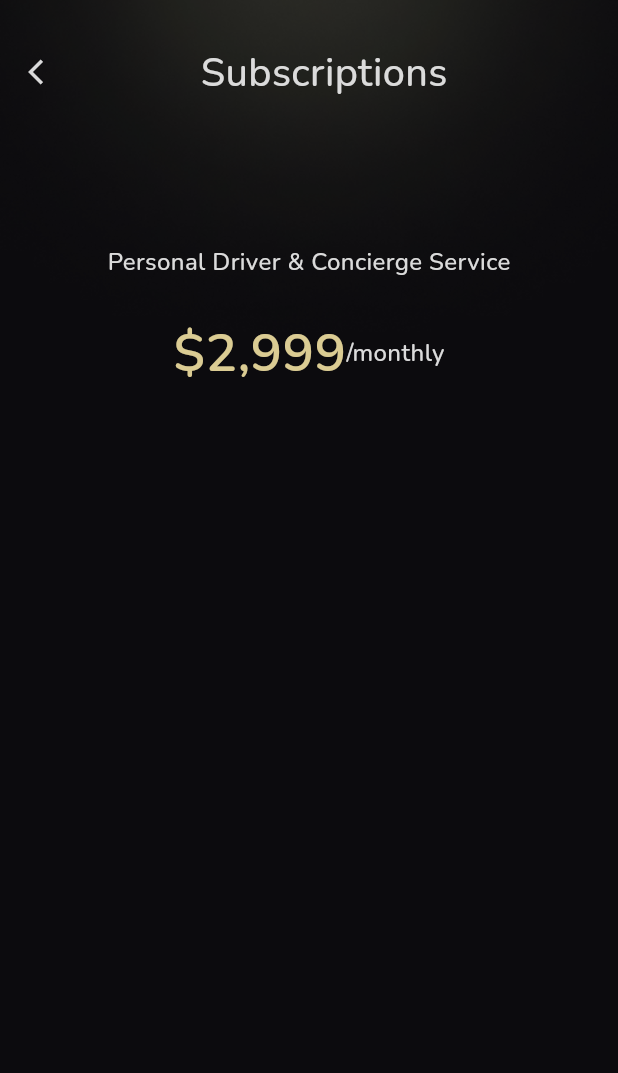
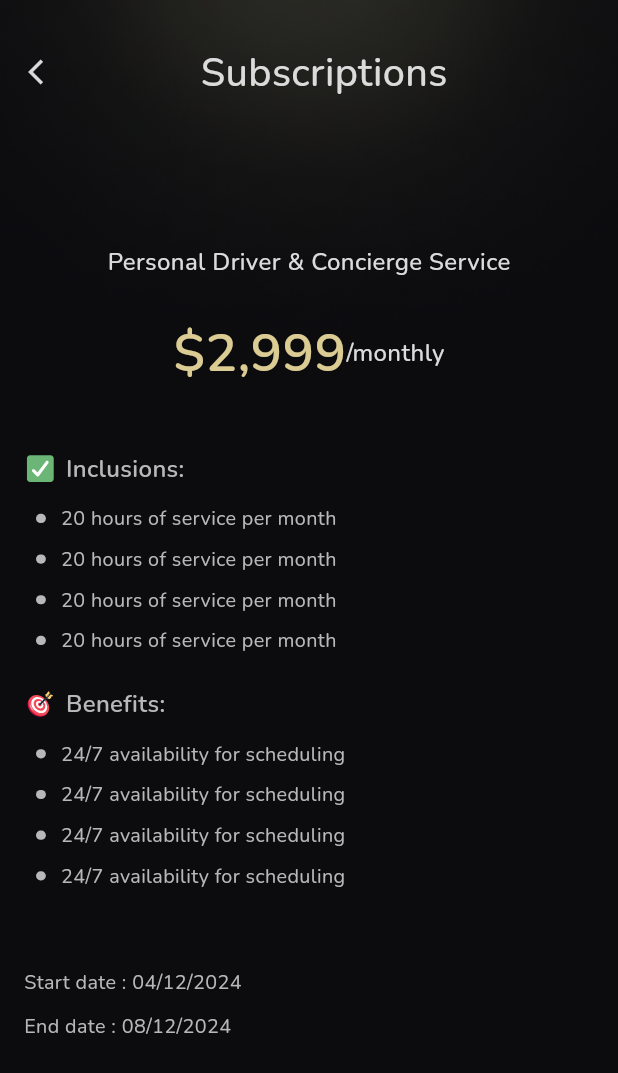
Before and after one commit to bdCalling-Sdt-hub/askjondavid-app, a Flutter app: the Subscription screen opened by its route, on a phone screen of 412 x 824 dp. Shown: the top 1073 px of the screen. Run offline on Flutter 3.47's test engine with Material 3 defaults, Android fonts, the light colour scheme and no system bars; our stand-ins replace cached_network_image, connectivity_plus, eva_icons_flutter, flutter_rating_bar, flutter_screenutil, flutter_svg and 8 more; accounts and stored records are empty.

Commit message:
subscription page is doen

```diff
--- a/lib/Utils/AppImg/app_img.dart
+++ b/lib/Utils/AppImg/app_img.dart
@@ -50,4 +50,6 @@ class AppImages {
   static const String subscription = "$basePath/profile/subs_cription.svg";
   static const String setting = "$basePath/profile/settings.svg";
   static const String logout = "$basePath/profile/logout.svg";
+  static const String inclusion = "$basePath/profile/inclusion.svg";
+  static const String benifit = "$basePath/profile/benifit.svg";
 }
--- a/lib/view/module/customer/profile/subscription.dart
+++ b/lib/view/module/customer/profile/subscription.dart
@@ -5,6 +5,7 @@ import 'package:luxury_car_service/Global/widgets/custom_app_bar.dart';
 import 'package:luxury_car_service/Utils/AppColors/app_colors.dart';
 import 'package:luxury_car_service/Utils/AppImg/app_img.dart';
 import 'package:luxury_car_service/Utils/Texts/text_style.dart';
+import 'package:luxury_car_service/view/module/customer/home/home_widget/svg_picture.dart';
 import 'package:luxury_car_service/view/widgets/custom_sizedbox/custom_sizedbox.dart';
 
 class Subscription extends StatelessWidget {
@@ -22,6 +23,7 @@ class Subscription extends StatelessWidget {
                   image: AssetImage(AppImages.backgroundImage),
                   fit: BoxFit.cover)),
           child: Column(
+            crossAxisAlignment: CrossAxisAlignment.start,
             children: [
               HeightGap(height: 24),
               CustomAppBar(
@@ -30,29 +32,173 @@ class Subscription extends StatelessWidget {
                   },
                   title: "Subscriptions"),
               HeightGap(height: 90.h),
-              Text('Personal Driver & Concierge Service', style: TextStyles.regular16.copyWith(
-                fontWeight: FontWeight.w500,
-                color: AppColors.appGrayColor
-              ),),
+              Align(
+                alignment: Alignment.center,
+                child: Text(
+                  'Personal Driver & Concierge Service',
+                  style: TextStyles.regular16.copyWith(
+                      fontWeight: FontWeight.w500, color: AppColors.appGrayColor),
+                ),
+              ),
               HeightGap(height: 24),
               Row(
                 mainAxisAlignment: MainAxisAlignment.center,
                 crossAxisAlignment: CrossAxisAlignment.center,
                 children: [
-                  Text("\$2,999", style: TextStyles.regular32.copyWith(
-                    fontWeight: FontWeight.w600,
-                    color: Color(0xFFDBCC93)
-                  ),),
-                  Text("/monthly", style: TextStyles.regular16.copyWith(
-                    fontWeight: FontWeight.w500,
-                    color: AppColors.appGrayColor
-                  ),),
+                  Text(
+                    "\$2,999",
+                    style: TextStyles.regular32.copyWith(
+                        fontWeight: FontWeight.w600, color: Color(0xFFDBCC93)),
+                  ),
+                  Text(
+                    "/monthly",
+                    style: TextStyles.regular16.copyWith(
+                        fontWeight: FontWeight.w500,
+                        color: AppColors.appGrayColor),
+                  ),
                 ],
-              )
+              ),
+              HeightGap(height: 40.h),
+              // Inclusion
+              _inclusion(),
+              // Benefit
+              _benifit(),
+
+              // Start date and end date
+              HeightGap(height: 30.h),
+              Padding(
+                padding: const EdgeInsets.symmetric(horizontal: 16.0),
+                child: Text("Start date : 04/12/2024", style: TextStyles.regular12.copyWith(
+                  fontWeight: FontWeight.w400,
+                  color: Color(0xFFB8B8B8)
+                ),),
+              ),
+              HeightGap(height: 10.h),
+              Padding(
+                padding: const EdgeInsets.symmetric(horizontal: 16.0),
+                child: Text("End date : 08/12/2024", style: TextStyles.regular12.copyWith(
+                  fontWeight: FontWeight.w400,
+                  color: Color(0xFFB8B8B8)
+                ),),
+              ),
             ],
           ),
         ),
       ),
     );
   }
+
+  // Inclusion
+  Padding _inclusion() {
+    return Padding(
+      padding: const EdgeInsets.symmetric(horizontal: 16.0),
+      child: Column(
+        children: [
+          Row(
+            children: [
+              SvgPictureWidget(
+                imageUrl: AppImages.inclusion,
+                height: 18.h,
+                width: 18.w,
+              ),
+              WidthGap(width: 6.h),
+              Text(
+                "Inclusions:",
+                style: TextStyles.regular16.copyWith(
+                    fontWeight: FontWeight.w600, color: Color(0xFFB8B8B8)),
+              ),
+            ],
+          ),
+          HeightGap(height: 12.h),
+          SizedBox(
+            height: 120.h,
+            child: Padding(
+              padding: const EdgeInsets.symmetric(horizontal: 8.0),
+              child: ListView.separated(
+                itemCount: 4,
+                itemBuilder: (context, index) {
+                  return Row(
+                    children: [
+                      Container(
+                        height: 6.h,
+                        width: 6.w,
+                        decoration: BoxDecoration(
+                            borderRadius: BorderRadius.circular(10),
+                            color: Color(0xFFb8b8b8)),
+                      ),
+                      WidthGap(width: 10),
+                      Text('20 hours of service per month',
+                          style: TextStyles.regular12.copyWith(
+                              fontWeight: FontWeight.w400,
+                              color: Color(0xFFB8B8B8)))
+                    ],
+                  );
+                },
+                separatorBuilder: (__, _) {
+                  return HeightGap(height: 8.h);
+                },
+              ),
+            ),
+          ),
+        ],
+      ),
+    );
+  }
+
+  // Benifit
+  Padding _benifit() {
+    return Padding(
+      padding: const EdgeInsets.symmetric(horizontal: 16.0),
+      child: Column(
+        children: [
+          Row(
+            children: [
+              SvgPictureWidget(
+                imageUrl: AppImages.benifit,
+                height: 18.h,
+                width: 18.w,
+              ),
+              WidthGap(width: 6.h),
+              Text(
+                "Benefits:",
+                style: TextStyles.regular16.copyWith(
+                    fontWeight: FontWeight.w600, color: Color(0xFFB8B8B8)),
+              ),
+            ],
+          ),
+          HeightGap(height: 12.h),
+          SizedBox(
+            height: 120.h,
+            child: Padding(
+              padding: const EdgeInsets.symmetric(horizontal: 8.0),
+              child: ListView.separated(
+                itemCount: 4,
+                itemBuilder: (context, index) {
+                  return Row(
+                    children: [
+                      Container(
+                        height: 6.h,
+                        width: 6.w,
+                        decoration: BoxDecoration(
+                            borderRadius: BorderRadius.circular(10),
+                            color: Color(0xFFb8b8b8)),
+                      ),
+                      WidthGap(width: 10),
+                      Text('24/7 availability for scheduling',
+                          style: TextStyles.regular12.copyWith(
+                              fontWeight: FontWeight.w400,
+                              color: Color(0xFFB8B8B8)))
+                    ],
+                  );
+                },
+                separatorBuilder: (__, _) {
+                  return HeightGap(height: 8.h);
+                },
+              ),
+            ),
+          ),
+        ],
+      ),
+    );
+  }
 }
```
Also changed, not shown: assets/images/profile/benifit.svg (added), assets/images/profile/inclusion.svg (added).
